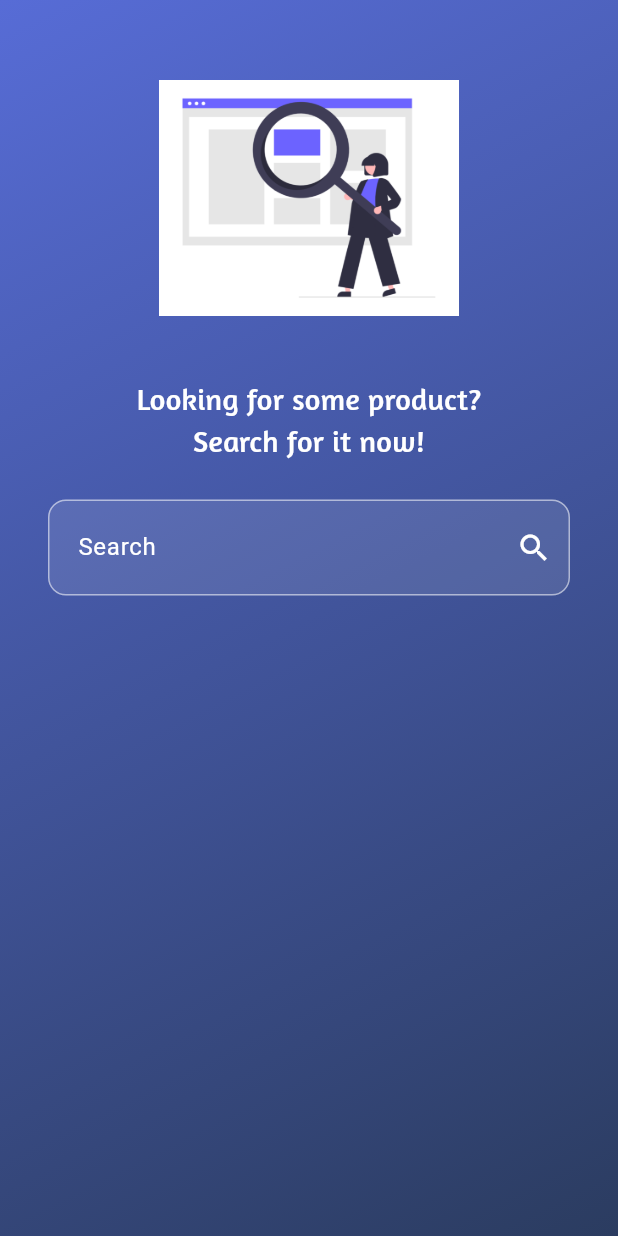
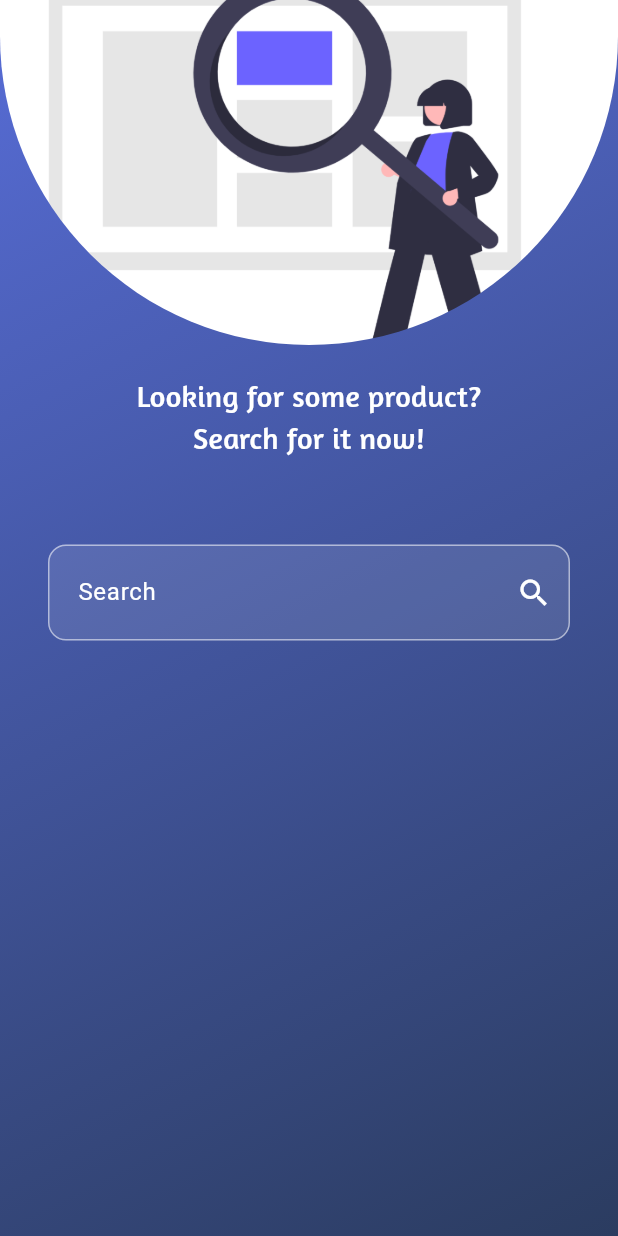
Before and after one commit to Roqaia2005/mobile_project, a Flutter app: the SearchView screen opened directly, on a phone screen of 412 x 824 dp. Run offline on Flutter 3.47's test engine with Material 3 defaults, Android fonts, the phone set to English and light mode, and no system bars; our stand-ins replace animated_text_kit, bloc, flutter_bloc, modal_progress_hud_nsn.

Commit message:
minor update in searchView

```diff
--- a/flutter_project/lib/main.dart
+++ b/flutter_project/lib/main.dart
@@ -25,10 +25,7 @@ class MyApp extends StatelessWidget {
         BlocProvider<SignupCubit>(create: (context) => SignupCubit()),
         BlocProvider<SearchCubit>(create: (context) => SearchCubit()),
       ],
-      child: MaterialApp(
-        debugShowCheckedModeBanner: false,
-        home: HomeView(),
-      ),
+      child: MaterialApp(debugShowCheckedModeBanner: false, home: HomeView()),
     );
   }
 }
--- a/flutter_project/lib/views/search_view.dart
+++ b/flutter_project/lib/views/search_view.dart
@@ -50,20 +50,33 @@ class _SearchViewState extends State<SearchView> {
               ),
             ),
             child: SingleChildScrollView(
-              padding: const EdgeInsets.all(32),
+              // padding: const EdgeInsets.all(32),
               child: Center(
                 child: Column(
                   mainAxisAlignment: MainAxisAlignment.center,
                   children: [
-                    AnimatedContainer(
-                      duration: const Duration(milliseconds: 500),
-                      curve: Curves.easeInOut,
-                      child: Image.asset(
-                        "assets/images/search.png",
-                        width: 200,
-                        height: 200,
+                    Container(
+                      decoration: BoxDecoration(
+                        image: DecorationImage(
+                          image: AssetImage('assets/images/search.png'),
+                          fit: BoxFit.cover,
+                        ),
+                        borderRadius: BorderRadius.only(
+                          bottomLeft: Radius.circular(500),
+                          bottomRight: Radius.circular(500),
                         ),
                       ),
+                      height: 230,
+                      width: double.infinity,
+                    ),
+                    // AnimatedContainer(
+                    //   duration: const Duration(milliseconds: 500),
+                    //   curve: Curves.easeInOut,
+                    //   child: Image.asset(
+                    //     width: 200,
+                    //     height: 200,
+                    //   ),
+                    // ),
                     const SizedBox(height: 20),
 
                     const Text(
@@ -78,7 +91,10 @@ class _SearchViewState extends State<SearchView> {
                     ),
                     const SizedBox(height: 25),
 
-                    TextField(
+                    Padding(
+                      padding: const EdgeInsets.all(32),
+
+                      child: TextField(
                         controller: _controller,
                         onSubmitted: (_) => _handleSearch(),
                         style: const TextStyle(color: Colors.white),
@@ -107,6 +123,7 @@ class _SearchViewState extends State<SearchView> {
                           labelStyle: const TextStyle(color: Colors.white),
                         ),
                       ),
+                    ),
 
                     const SizedBox(height: 25),
                   ],
```
Lines whose indentation alone changed are shown as unchanged.
